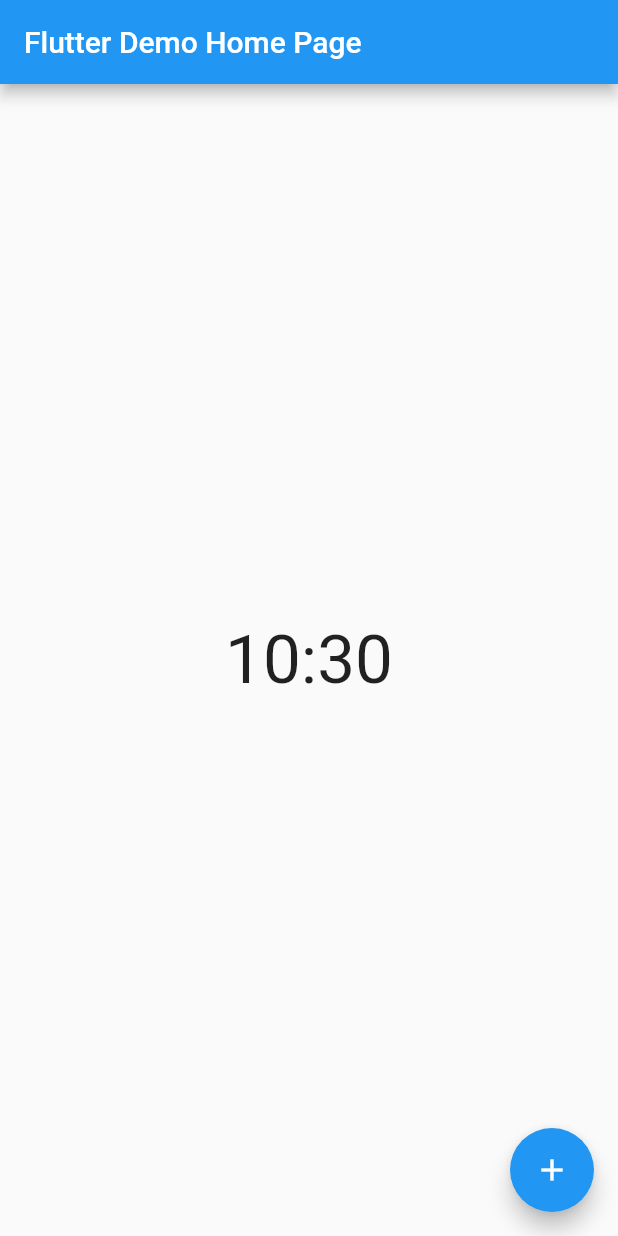
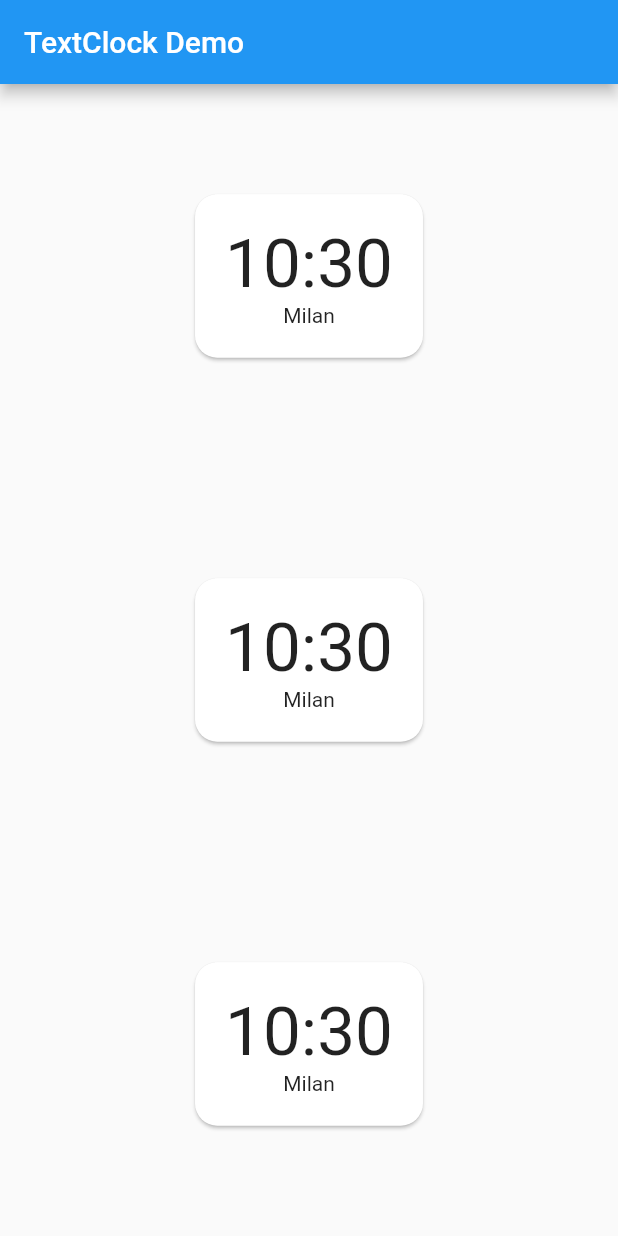
Before and after one commit to AleSpero/text_clock, a Flutter app: the screen it shows after launch, on a phone screen of 412 x 824 dp. Run offline on Flutter 3.47's test engine with Material 2 defaults, Android fonts, the phone set to English and light mode, and no system bars; our stand-ins replace timezone.

Commit message:
almost there

```diff
--- a/example/lib/main.dart
+++ b/example/lib/main.dart
@@ -1,5 +1,7 @@
 import 'package:flutter/material.dart';
+import 'package:flutter/services.dart';
 import 'package:text_clock/text_clock.dart';
+import 'package:timezone/timezone.dart';
 
 void main() => runApp(MyApp());
 
@@ -7,37 +9,31 @@ class MyApp extends StatelessWidget {
   // This widget is the root of your application.
   @override
   Widget build(BuildContext context) {
+
+    loadTimezoneData().then((rawData){
+      initializeDatabase(rawData);
+      debugPrint("Timezone database initialized.");
+    });
+
     return MaterialApp(
-      title: 'Flutter Demo',
+      title: 'TextClock Demo',
       theme: ThemeData(
-        // This is the theme of your application.
-        //
-        // Try running your application with "flutter run". You'll see the
-        // application has a blue toolbar. Then, without quitting the app, try
-        // changing the primarySwatch below to Colors.green and then invoke
-        // "hot reload" (press "r" in the console where you ran "flutter run",
-        // or simply save your changes to "hot reload" in a Flutter IDE).
-        // Notice that the counter didn't reset back to zero; the application
-        // is not restarted.
         primarySwatch: Colors.blue,
       ),
-      home: MyHomePage(title: 'Flutter Demo Home Page'),
+      home: MyHomePage(title: 'TextClock Demo'),
     );
   }
+
+  //Only for timezone support
+  Future<List<int>> loadTimezoneData() async {
+    var byteData = await rootBundle.load("assets/other/2018i_2010-2020.tzf");
+    return byteData.buffer.asUint8List();
+  }
+
 }
 
 class MyHomePage extends StatefulWidget {
   MyHomePage({Key key, this.title}) : super(key: key);
-
-  // This widget is the home page of your application. It is stateful, meaning
-  // that it has a State object (defined below) that contains fields that affect
-  // how it looks.
-
-  // This class is the configuration for the state. It holds the values (in this
-  // case the title) provided by the parent (in this case the App widget) and
-  // used by the build method of the State. Fields in a Widget subclass are
-  // always marked "final".
-
   final String title;
 
   @override
@@ -45,41 +41,29 @@ class MyHomePage extends StatefulWidget {
 }
 
 class _MyHomePageState extends State<MyHomePage> {
-  int _counter = 0;
-
-  void _incrementCounter() {
-    setState(() {
-      // This call to setState tells the Flutter framework that something has
-      // changed in this State, which causes it to rerun the build method below
-      // so that the display can reflect the updated values. If we changed
-      // _counter without calling setState(), then the build method would not be
-      // called again, and so nothing would appear to happen.
-      _counter++;
-    });
+  @override
+  Widget build(BuildContext context) {
+    return Scaffold(
+      appBar: AppBar(
+        title: Text(widget.title),
+      ),
+      body:Column(
+          mainAxisAlignment: MainAxisAlignment.spaceAround,
+          children: <Widget>[
+          buildCard(),
+          buildCard(),
+          buildCard()
+        ],) // This trailing comma makes auto-formatting nicer for build methods.
+    );
   }
 
-  @override
-  Widget build(BuildContext context) {
-    // This method is rerun every time setState is called, for instance as done
-    // by the _incrementCounter method above.
-    //
-    // The Flutter framework has been optimized to make rerunning build methods
-    // fast, so that you can just rebuild anything that needs updating rather
-    // than having to individually change instances of widgets.
-    return Scaffold(
-      appBar: AppBar(
-        // Here we take the value from the MyHomePage object that was created by
-        // the App.build method, and use it to set our appbar title.
-        title: Text(widget.title),
-      ),
-      body: Center(child:
-       TextClock()
-      ),
-      floatingActionButton: FloatingActionButton(
-        onPressed: _incrementCounter,
-        tooltip: 'Increment',
-        child: Icon(Icons.add),
-      ), // This trailing comma makes auto-formatting nicer for build methods.
-    );
+
+  Widget buildCard({String timezone}){
+    return Center(child: Card(
+        shape: RoundedRectangleBorder(borderRadius: BorderRadius.all(Radius.circular(15))),
+        child: Container(padding: EdgeInsets.all(20),child: Column(children: <Widget>[
+          TextClock(), Text("Milan")
+        ]))));
   }
+
 }
--- a/pubspec.yaml
+++ b/pubspec.yaml
@@ -1,8 +1,8 @@
 name: text_clock
-description: A new Flutter package project.
+description: Android-like TextClock widget for flutter.
 version: 0.0.1
-author:
-homepage:
+author: Alessandro Sperotti <alessandrosperotti@gmail.com>
+homepage: https://github.com/AleSpero/text_clock
 
 environment:
   sdk: ">=2.1.0 <3.0.0"
```
Also changed, not shown: example/pubspec.lock, 2 other files.
